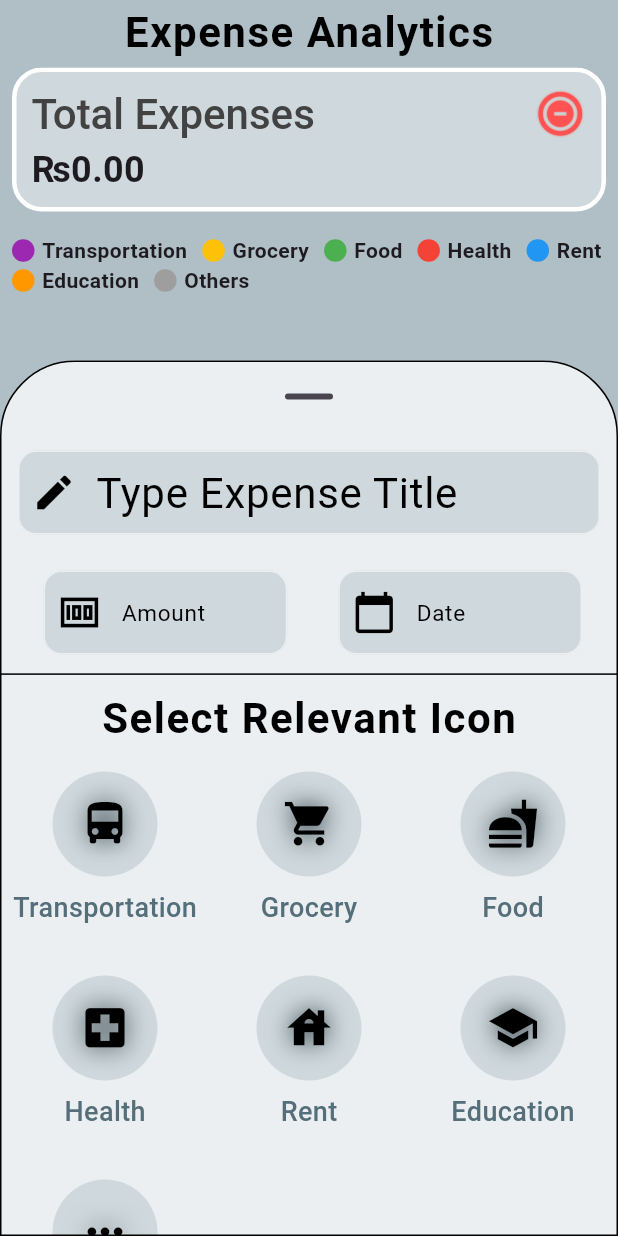
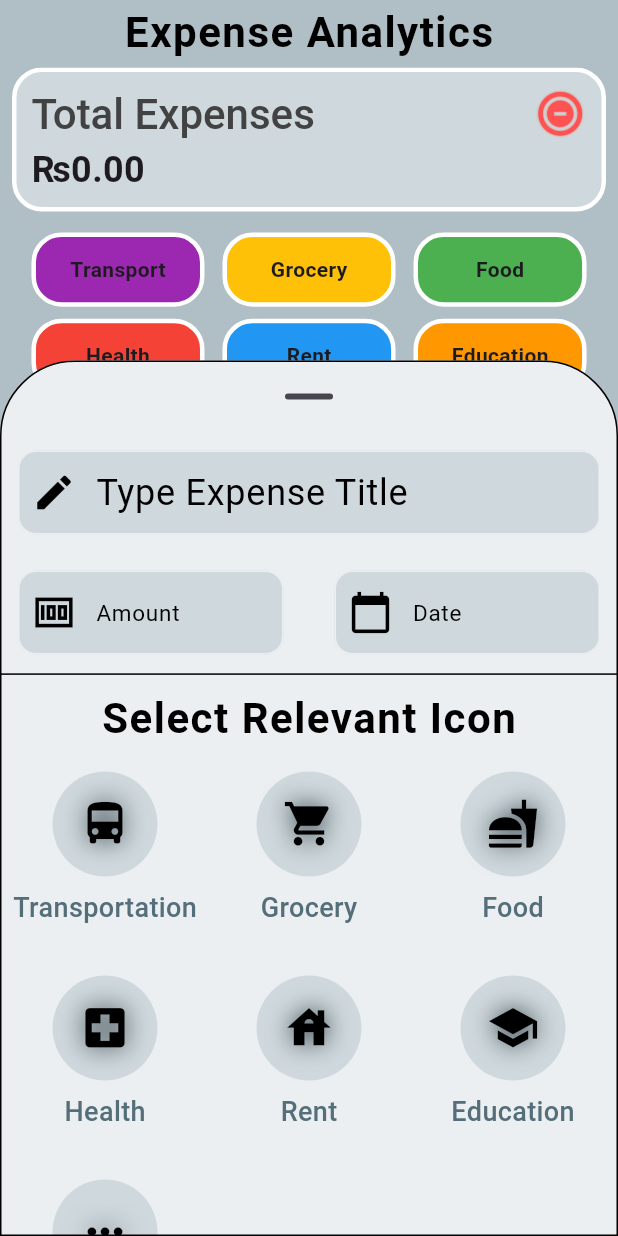
Before and after one commit to ZainR10/expanse_tracker_flutter, a Flutter app: the AnalyticsView screen opened by its route, item 3 of the bottom bar chosen, after a tap on "Add Expense", on a phone screen of 412 x 824 dp. Run offline on Flutter 3.47's test engine with Material 3 defaults, Android fonts, the phone set to English and light mode, and no system bars; drawn by our look-alikes of curved_navigation_bar, fl_chart; our stand-ins replace cloud_firestore, firebase_auth, firebase_core, flutter_slidable, flutter_spinkit; accounts and stored records are empty; statements that could not run were skipped.

Commit message:
refactor:slidable widget refactored for readability. fix:fixed over lapping in analytics view.

```diff
--- a/lib/res/components/custom_nav_bar.dart
+++ b/lib/res/components/custom_nav_bar.dart
@@ -1,5 +1,5 @@
 import 'package:expanse_tracker_flutter/widgets/add_balance_bottom_sheet.dart';
-import 'package:expanse_tracker_flutter/widgets/expense_bottom_sheet_widget.dart';
+import 'package:expanse_tracker_flutter/widgets/add_expense_bottom_sheet_widget.dart';
 import 'package:expanse_tracker_flutter/res/components/text_widget.dart';
 import 'package:flutter/material.dart';
 import 'package:curved_navigation_bar/curved_navigation_bar.dart';
--- a/lib/view/analytics_view.dart
+++ b/lib/view/analytics_view.dart
@@ -1,7 +1,8 @@
 // ignore_for_file: unused_local_variable
-
 import 'package:expanse_tracker_flutter/View_Models/balance_expenses_provider.dart';
+import 'package:expanse_tracker_flutter/res/components/custom_container.dart';
 import 'package:expanse_tracker_flutter/res/components/custom_nav_bar.dart';
+import 'package:expanse_tracker_flutter/res/components/text_widget.dart';
 import 'package:expanse_tracker_flutter/utils/routes/routes_name.dart';
 import 'package:expanse_tracker_flutter/widgets/appbar.dart';
 import 'package:expanse_tracker_flutter/widgets/total_expenses_widget.dart';
@@ -26,18 +27,14 @@ class _AnalyticsViewState extends State<AnalyticsView> {
         selectedIndex = index;
         switch (index) {
           case 0:
-            // Navigate to Home Screen
             Navigator.pushNamed(context, RoutesName.homeView);
             break;
           case 1:
-            // Navigate to Analytics Screen
             Navigator.pushNamed(context, RoutesName.analyticsView);
             break;
           case 2:
-            // Navigate to Add Screen
             break;
           case 3:
-            // Navigate to Expanse list Screen
             Navigator.pushNamed(context, RoutesName.expanseListView);
             break;
           case 4:
@@ -47,8 +44,9 @@ class _AnalyticsViewState extends State<AnalyticsView> {
       });
     }
 
-    final height = MediaQuery.of(context).size.height * 1;
-    final width = MediaQuery.of(context).size.width * 1;
+    final height = MediaQuery.of(context).size.height;
+    final width = MediaQuery.of(context).size.width;
+
     return Scaffold(
       backgroundColor: Colors.blueGrey.shade200,
       bottomNavigationBar: CustomBottomNavBar(
@@ -59,41 +57,33 @@ class _AnalyticsViewState extends State<AnalyticsView> {
         preferredSize: Size(0, 45),
         child: ReuseableAppBar(
           appBarTitle: 'Expense Analytics',
-            )),
+        ),
+      ),
       body: Column(
-          crossAxisAlignment: CrossAxisAlignment.start,
         children: [
           const TotalExpensesWidget(),
           Padding(
-              padding:
-                  const EdgeInsets.symmetric(horizontal: 8, vertical: 10.0),
+            padding: const EdgeInsets.symmetric(horizontal: 8, vertical: 8),
             child: Wrap(
-                spacing: 10,
+              spacing: 12,
+              runSpacing: 8,
+              alignment: WrapAlignment.start,
               children: iconsData.map((data) {
-                  return Row(
-                    mainAxisSize: MainAxisSize.min,
-                    children: [
-                      Container(
-                        width: 15,
-                        height: 15,
-                        decoration: BoxDecoration(
+                return CustomContainer(
+                  height: height * .06,
+                  width: width * .28, // Adjusted to fit better
                   color: _getCategoryColor(data['label']),
-                          shape: BoxShape.circle,
+                  child: Center(
+                    child: CustomText(
+                      text: data['label'],
+                      textWeight: FontWeight.bold,
                     ),
                   ),
-                      const SizedBox(width: 5),
-                      Text(
-                        data['label'],
-                        style: const TextStyle(
-                          fontSize: 14,
-                          fontWeight: FontWeight.bold,
-                        ),
-                      ),
-                    ],
                 );
               }).toList(),
             ),
           ),
+          SizedBox(height: height * .03),
           Expanded(
             child: Consumer<BalanceAndExpensesProvider>(
               builder: (context, provider, child) {
@@ -113,35 +103,39 @@ class _AnalyticsViewState extends State<AnalyticsView> {
                   return PieChartSectionData(
                     value: value,
                     color: _getCategoryColor(label),
-                      radius: 100,
-                      title: value > 0 ? value.toStringAsFixed(2) : '0',
+                    radius: 80, // Adjusted for better scaling
+                    title: value > 0 ? value.toStringAsFixed(2) : '',
                     titleStyle: const TextStyle(
-                        fontSize: 14,
+                      fontSize: 12,
                       fontWeight: FontWeight.bold,
                       color: Colors.white,
                     ),
-                      borderSide:
-                          const BorderSide(color: Colors.white, width: 2),
+                    borderSide: const BorderSide(color: Colors.white, width: 2),
                   );
                 }).toList();
 
-                  return PieChart(
+                return Padding(
+                  padding: const EdgeInsets.all(8.0),
+                  child: PieChart(
                     PieChartData(
-                      centerSpaceRadius: 25,
+                      centerSpaceRadius: 40,
                       borderData: FlBorderData(show: false),
                       sections: sections,
+                      sectionsSpace: 2,
+                    ),
                   ),
                 );
               },
             ),
           ),
         ],
-        ));
+      ),
+    );
   }
 }
 
 final List<Map<String, dynamic>> iconsData = [
-  {'icon': Icons.directions_bus, 'label': 'Transportation'},
+  {'icon': Icons.directions_bus, 'label': 'Transport'},
   {'icon': Icons.shopping_cart, 'label': 'Grocery'},
   {'icon': Icons.fastfood, 'label': 'Food'},
   {'icon': Icons.local_hospital, 'label': 'Health'},
@@ -149,9 +143,10 @@ final List<Map<String, dynamic>> iconsData = [
   {'icon': Icons.school, 'label': 'Education'},
   {'icon': Icons.more_horiz, 'label': 'Others'},
 ];
+
 Color _getCategoryColor(String category) {
   switch (category) {
-    case 'Transportation':
+    case 'Transport':
       return Colors.purple;
     case 'Grocery':
       return Colors.amber;
--- a/lib/widgets/expense_bottom_sheet_widget.dart
+++ b/lib/widgets/add_expense_bottom_sheet_widget.dart
@@ -87,7 +87,7 @@ void expenseBottomSheet(BuildContext context) {
                 children: [
                   CustomTextfield(
                     validator: FormValidation.generalValidation,
-                    textsize: 28,
+                    textsize: 24,
                     textFieldIcon: const Icon(
                       Icons.edit,
                       color: Colors.black,
@@ -96,11 +96,9 @@ void expenseBottomSheet(BuildContext context) {
                     lebaltitle: 'Type Expense Title',
                     textStore: titleController,
                   ),
-                  Padding(
-                    padding: const EdgeInsets.symmetric(horizontal: 12.0),
-                    child: Row(
+                  Row(
+                    mainAxisAlignment: MainAxisAlignment.spaceBetween,
                     children: [
-                        const SizedBox(width: 5),
                       Expanded(
                         child: CustomTextfield(
                           validator: FormValidation.generalValidation,
@@ -111,8 +109,7 @@ void expenseBottomSheet(BuildContext context) {
                             size: 30,
                           ),
                           lebaltitle: 'Amount',
-                            keyboardType:
-                                const TextInputType.numberWithOptions(),
+                          keyboardType: const TextInputType.numberWithOptions(),
                           textStore: amountController,
                         ),
                       ),
@@ -137,7 +134,6 @@ void expenseBottomSheet(BuildContext context) {
                         ),
                       ),
                     ],
-                    ),
                   ),
                   const Divider(
                     color: Colors.black,
```
Also changed, not shown: lib/widgets/balance_list_widget.dart (+6 -36 lines), lib/widgets/expense_list_screen.dart (+7 -37 lines), lib/widgets/slidable_widget.dart (added, +44 -0 lines). Lines whose indentation alone changed are shown as unchanged.
